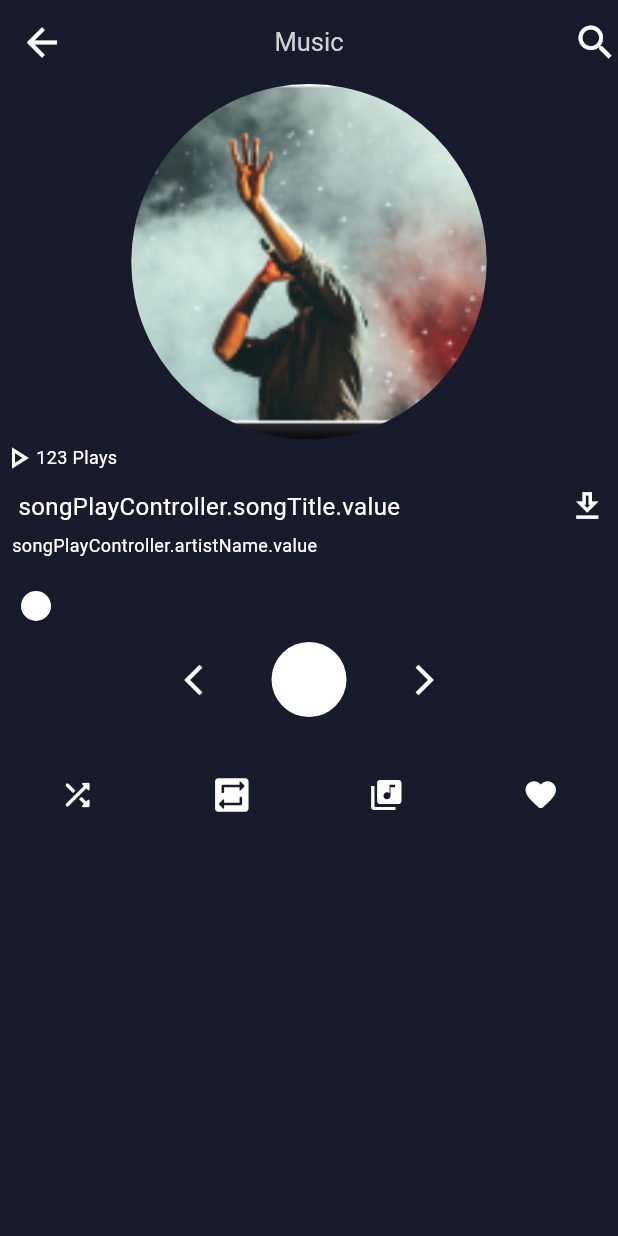
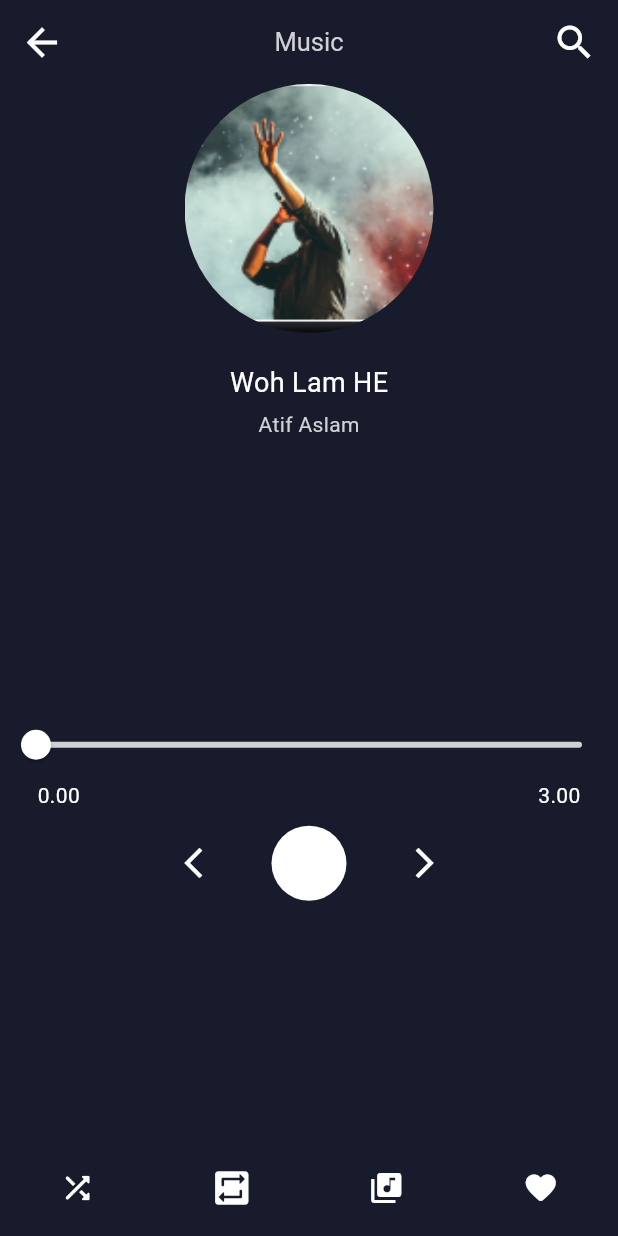
Before and after one commit to mdtaosifhossain3/flutter-music-player, a Flutter app: the SongPlayerScreen screen opened directly, on a phone screen of 412 x 824 dp. Run offline on Flutter 3.47's test engine with Material 3 defaults, Android fonts, the phone set to English and light mode, and no system bars; our stand-ins replace get.

Commit message:
design song play screen

```diff
--- a/lib/resources/components/widgets/appbar_widget.dart
+++ b/lib/resources/components/widgets/appbar_widget.dart
@@ -12,5 +12,10 @@ PreferredSizeWidget appbarWidget({label}) => AppBar(
         fontSize: 17,
         color: midWhiteColor,
       ),
-      actions: const [Icon(Icons.search)],
+      actions: const [
+        Padding(
+          padding: EdgeInsets.only(right: 14.0),
+          child: Icon(Icons.search),
+        )
+      ],
     );
--- a/lib/views/songPlayerScreen/song_player_screen.dart
+++ b/lib/views/songPlayerScreen/song_player_screen.dart
@@ -1,6 +1,7 @@
 import 'package:flutter/material.dart';
 import 'package:music_player/constants/colors.dart';
 import 'package:music_player/resources/appUrls/image_urls.dart';
+import 'package:music_player/resources/components/customWidgets/custom_text.dart';
 import 'package:music_player/resources/components/widgets/appbar_widget.dart';
 
 class SongPlayerScreen extends StatefulWidget {
@@ -17,82 +18,56 @@ class _SongPlayerScreenState extends State<SongPlayerScreen> {
   Widget build(BuildContext context) {
     return Scaffold(
       appBar: appbarWidget(label: "Music"),
-      body: SingleChildScrollView(
-        child: Column(
+      body: Column(
+        mainAxisAlignment: MainAxisAlignment.spaceBetween,
+        crossAxisAlignment: CrossAxisAlignment.center,
+        children: [
+          Column(
             children: [
               Container(
-              width: 237,
-              height: 237,
+                width: 166,
+                height: 166,
                 decoration: BoxDecoration(
                   borderRadius: BorderRadius.circular(1000),
                   image: DecorationImage(
-                    image: AssetImage(ImageUrls.bannerURL), fit: BoxFit.cover),
+                      image: AssetImage(ImageUrls.bannerURL),
+                      fit: BoxFit.cover),
                   color: midblackColor,
                 ),
               ),
-            // const SizedBox(
-            //   height: 10,
-            // ),
-            const Row(
-              children: [
-                Icon(Icons.play_arrow_outlined),
-                Text(
-                  "123 Plays",
-                  style: TextStyle(fontSize: 12),
-                )
+              const SizedBox(
+                height: 20,
+              ),
+              const CustomText(label: "Woh Lam HE"),
+              const SizedBox(
+                height: 5,
+              ),
+              const CustomText(
+                label: "Atif Aslam",
+                fontSize: 14,
+                color: midWhiteColor,
+              ),
             ],
           ),
-            // const SizedBox(
-            //   height: 10,
-            // ),
-            const Padding(
-              padding: EdgeInsets.all(8.0),
-              child: Column(
-                mainAxisAlignment: MainAxisAlignment.spaceBetween,
-                crossAxisAlignment: CrossAxisAlignment.start,
-                children: [
-                  Row(
-                    mainAxisAlignment: MainAxisAlignment.spaceBetween,
-                    children: [
-                      Flexible(
-                        child: Text(
-                          " songPlayController.songTitle.value",
-                          maxLines: 1,
-                          style: TextStyle(
-                              color: Colors.white, fontSize: 16),
-                        ),
-                      ),
-                      Icon(Icons.download_outlined, size: 25)
-                    ],
-                  ),
-                  SizedBox(
-                    height: 5,
-                  ),
-                  Text("songPlayController.artistName.value",
-                      style: TextStyle(fontSize: 12))
-                ],
-              ),
-            ),
-            //   Spacer(),
           Column(
             children: [
-                Row(
-                  mainAxisAlignment: MainAxisAlignment.center,
-                  children: [
-                    const Text(""),
-                    Flexible(
-                        child: Slider(
+              Slider(
+                inactiveColor: midWhiteColor,
                 value: 0,
                 onChanged: (value) {},
                 min: 0,
                 max: 100,
-                    )),
-                    const Text("")
-                  ],
               ),
-                // const SizedBox(
-                //   height: 20,
-                // ),
+              const Padding(
+                padding: EdgeInsets.symmetric(horizontal: 25),
+                child: Row(
+                  mainAxisAlignment: MainAxisAlignment.spaceBetween,
+                  children: [Text("0.00"), Text("3.00")],
+                ),
+              ),
+              const SizedBox(
+                height: 10,
+              ),
               Row(
                 mainAxisAlignment: MainAxisAlignment.center,
                 children: [
@@ -122,10 +97,11 @@ class _SongPlayerScreenState extends State<SongPlayerScreen> {
                       child: const Icon(Icons.arrow_forward_ios_outlined))
                 ],
               ),
-                const SizedBox(
-                  height: 40,
+            ],
           ),
-                Row(
+          Padding(
+            padding: const EdgeInsets.only(bottom: 20.0),
+            child: Row(
               mainAxisAlignment: MainAxisAlignment.spaceAround,
               children: [
                 InkWell(
@@ -144,13 +120,8 @@ class _SongPlayerScreenState extends State<SongPlayerScreen> {
                 const Icon(Icons.favorite_rounded),
               ],
             ),
-                const SizedBox(
-                  height: 10,
           ),
         ],
-            )
-          ],
-        ),
       ),
     );
   }
--- a/lib/views/songScreen/song_screen.dart
+++ b/lib/views/songScreen/song_screen.dart
@@ -24,7 +24,7 @@ class _SongScreenState extends State<SongScreen> with TickerProviderStateMixin {
   void initState() {
     controller = TabController(length: 5, vsync: this);
     controller!.addListener(() {
-      setTabIndex = controller!.index ?? 0;
+      setTabIndex = controller!.index;
       setState(() {});
     });
     super.initState();
```
Lines whose indentation alone changed are shown as unchanged.
